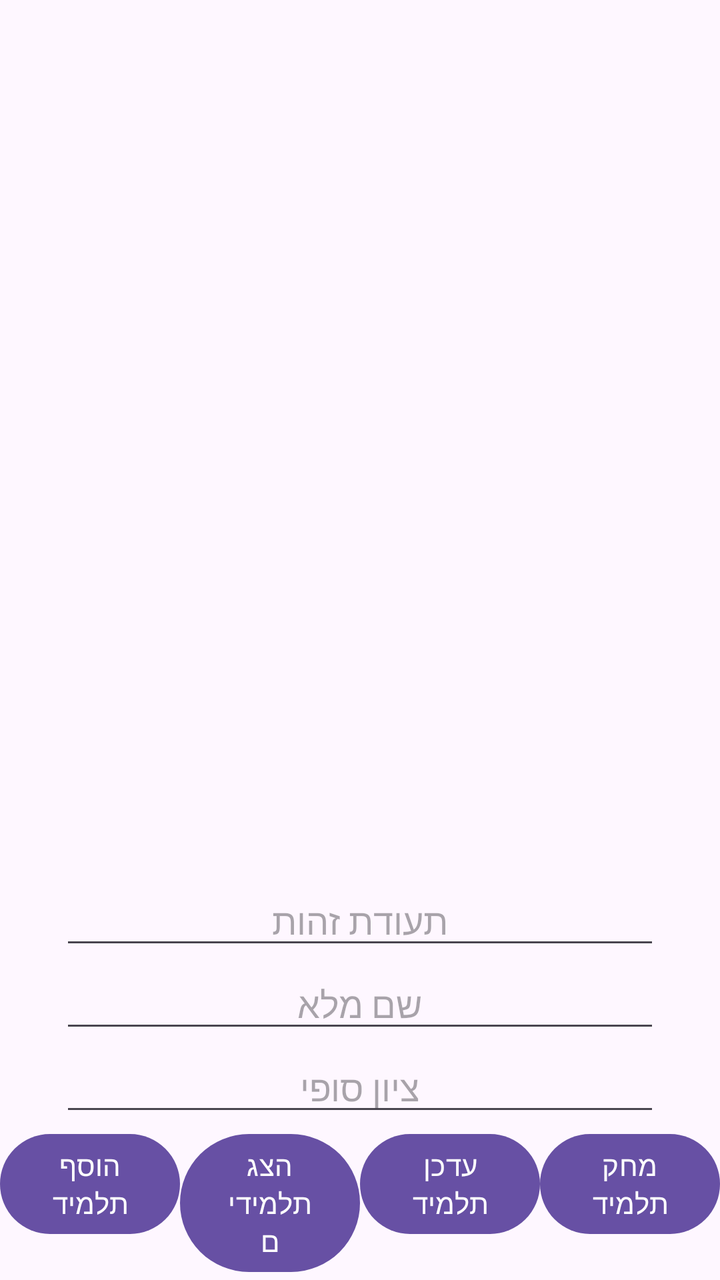
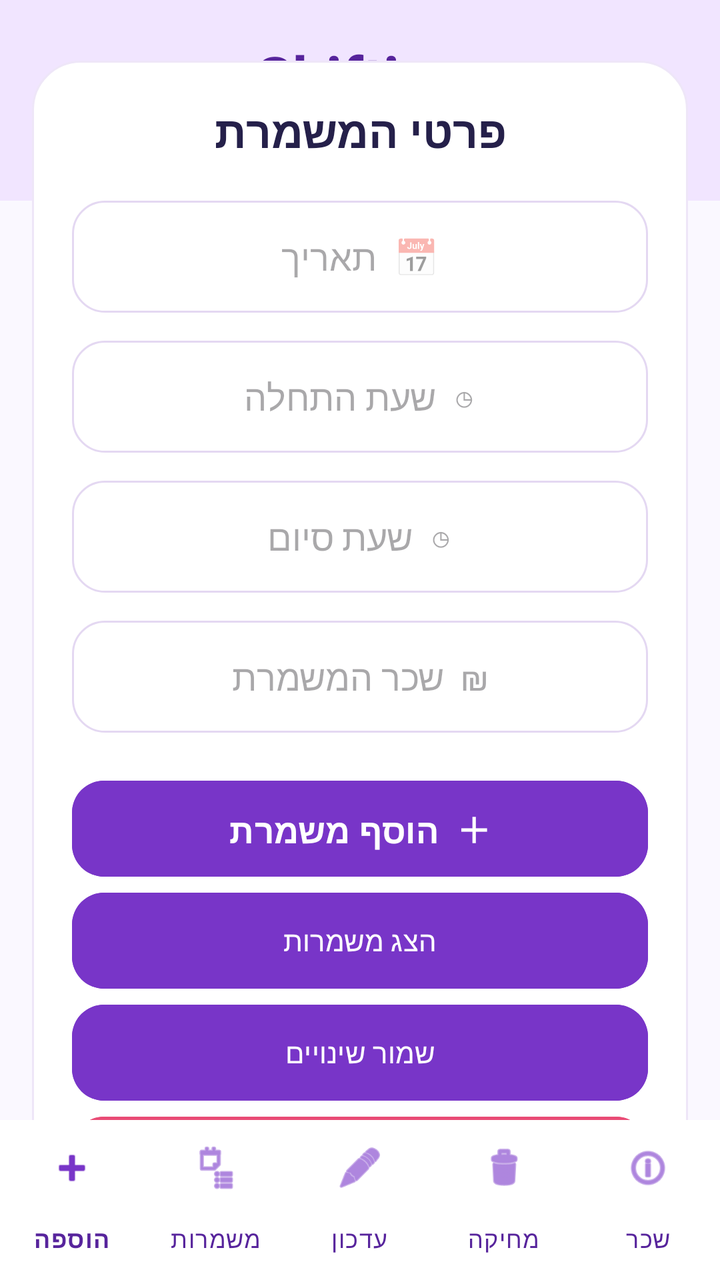

Two renders of the same Android screen: before a commit and after it. Below are the layout's source before the change and the commit's diff.
<!-- AndroidManifest.xml: application theme Theme.MyFireBaseApplication -->
<!-- res/layout/activity_main.xml -->
<?xml version="1.0" encoding="utf-8"?>
<androidx.constraintlayout.widget.ConstraintLayout xmlns:android="http://schemas.android.com/apk/res/android" xmlns:app="http://schemas.android.com/apk/res-auto" xmlns:tools="http://schemas.android.com/tools" android:id="@+id/main" android:layout_width="match_parent" android:layout_height="match_parent">
    <ScrollView android:layout_width="match_parent" android:layout_height="0dp" app:layout_constraintBottom_toTopOf="@id/bottomlayout" app:layout_constraintTop_toTopOf="parent">
        <LinearLayout android:layout_width="match_parent" android:layout_height="wrap_content" android:layout_marginTop="40sp" android:gravity="center">
            <TextView android:layout_width="wrap_content" android:layout_height="wrap_content" android:textSize="20sp" android:textDirection="rtl" android:id="@+id/tvcontent"/>
        </LinearLayout>
    </ScrollView>
    <LinearLayout android:layout_width="match_parent" android:layout_height="wrap_content" android:id="@+id/bottomlayout" android:orientation="vertical" android:gravity="center" app:layout_constraintBottom_toBottomOf="parent">
        <EditText android:layout_width="300dp" android:layout_height="wrap_content" android:id="@+id/tz" android:gravity="center" android:hint="תעודת זהות"/>
        <EditText android:layout_width="300dp" android:layout_height="wrap_content" android:id="@+id/fullname" android:gravity="center" android:hint="שם מלא"/>
        <EditText android:layout_width="300dp" android:layout_height="wrap_content" android:id="@+id/grade" android:gravity="center" android:hint="ציון סופי"/>
        <LinearLayout android:layout_width="match_parent" android:layout_height="wrap_content">
            <Button android:id="@+id/btnInsert" android:layout_width="0dp" android:layout_weight="1" android:layout_height="wrap_content" android:text="הוסף תלמיד"/>
            <Button android:id="@+id/btnSelect" android:layout_width="0dp" android:layout_weight="1" android:layout_height="wrap_content" android:text="הצג תלמידים"/>
            <Button android:id="@+id/btnUpdate" android:layout_width="0dp" android:layout_weight="1" android:layout_height="wrap_content" android:text="עדכן תלמיד"/>
            <Button android:id="@+id/btnDelete" android:layout_width="0dp" android:layout_weight="1" android:layout_height="wrap_content" android:text="מחק תלמיד"/>
        </LinearLayout>
    </LinearLayout>
</androidx.constraintlayout.widget.ConstraintLayout>
<!-- resources referenced by this layout -->
<resources>
  <style name="Theme.MyFireBaseApplication" parent="Base.Theme.MyFireBaseApplication" />
  <style name="Base.Theme.MyFireBaseApplication" parent="Theme.Material3.DayNight.NoActionBar">
          
          
      </style>
</resources>

<!-- the commit's change to res/layout/activity_main.xml (unified diff, before → after) -->
@@ -1,19 +1,208 @@
 <?xml version="1.0" encoding="utf-8"?>
-<androidx.constraintlayout.widget.ConstraintLayout xmlns:android="http://schemas.android.com/apk/res/android" xmlns:app="http://schemas.android.com/apk/res-auto" xmlns:tools="http://schemas.android.com/tools" android:id="@+id/main" android:layout_width="match_parent" android:layout_height="match_parent">
-    <ScrollView android:layout_width="match_parent" android:layout_height="0dp" app:layout_constraintBottom_toTopOf="@id/bottomlayout" app:layout_constraintTop_toTopOf="parent">
-        <LinearLayout android:layout_width="match_parent" android:layout_height="wrap_content" android:layout_marginTop="40sp" android:gravity="center">
-            <TextView android:layout_width="wrap_content" android:layout_height="wrap_content" android:textSize="20sp" android:textDirection="rtl" android:id="@+id/tvcontent"/>
+<androidx.constraintlayout.widget.ConstraintLayout
+    xmlns:android="http://schemas.android.com/apk/res/android"
+    xmlns:app="http://schemas.android.com/apk/res-auto"
+    android:id="@+id/main"
+    android:layout_width="match_parent"
+    android:layout_height="match_parent"
+    android:background="@color/shiftips_background">
+
+    <LinearLayout
+        android:id="@+id/headerLayout"
+        android:layout_width="0dp"
+        android:layout_height="wrap_content"
+        android:orientation="vertical"
+        android:gravity="center"
+        android:paddingTop="18dp"
+        android:paddingBottom="18dp"
+        android:background="@color/shiftips_light_purple"
+        app:layout_constraintTop_toTopOf="parent"
+        app:layout_constraintStart_toStartOf="parent"
+        app:layout_constraintEnd_toEndOf="parent">
+
+        <TextView
+            android:id="@+id/appTitle"
+            android:layout_width="wrap_content"
+            android:layout_height="wrap_content"
+            android:text="Shiftips"
+            android:textColor="@color/shiftips_dark_purple"
+            android:textStyle="bold"
+            android:textSize="30sp"/>
+
+        <TextView
+            android:layout_width="wrap_content"
+            android:layout_height="wrap_content"
+            android:text="המשמרות והשכר שלך במקום אחד ✨"
+            android:textColor="@color/shiftips_gray"
+            android:textSize="14sp"
+            android:layout_marginTop="5dp"/>
+
+    </LinearLayout>
+
+    <ScrollView
+        android:id="@+id/scrollContent"
+        android:layout_width="0dp"
+        android:layout_height="0dp"
+        android:fillViewport="false"
+        android:padding="16dp"
+        app:layout_constraintTop_toBottomOf="@id/headerLayout"
+        app:layout_constraintBottom_toTopOf="@id/bottomNavigation"
+        app:layout_constraintStart_toStartOf="parent"
+        app:layout_constraintEnd_toEndOf="parent">
+
+        <LinearLayout
+            android:layout_width="match_parent"
+            android:layout_height="wrap_content"
+            android:orientation="vertical">
+
+            <TextView
+                android:id="@+id/tvcontent"
+                android:layout_width="match_parent"
+                android:layout_height="wrap_content"
+                android:textColor="@color/shiftips_dark"
+                android:textSize="18sp"
+                android:textDirection="rtl"
+                android:gravity="right"
+                android:padding="14dp"/>
+
+            <LinearLayout
+                android:id="@+id/shiftListLayout"
+                android:layout_width="match_parent"
+                android:layout_height="wrap_content"
+                android:orientation="vertical"/>
+
         </LinearLayout>
     </ScrollView>
-    <LinearLayout android:layout_width="match_parent" android:layout_height="wrap_content" android:id="@+id/bottomlayout" android:orientation="vertical" android:gravity="center" app:layout_constraintBottom_toBottomOf="parent">
-        <EditText android:layout_width="300dp" android:layout_height="wrap_content" android:id="@+id/tz" android:gravity="center" android:hint="תעודת זהות"/>
-        <EditText android:layout_width="300dp" android:layout_height="wrap_content" android:id="@+id/fullname" android:gravity="center" android:hint="שם מלא"/>
-        <EditText android:layout_width="300dp" android:layout_height="wrap_content" android:id="@+id/grade" android:gravity="center" android:hint="ציון סופי"/>
-        <LinearLayout android:layout_width="match_parent" android:layout_height="wrap_content">
-            <Button android:id="@+id/btnInsert" android:layout_width="0dp" android:layout_weight="1" android:layout_height="wrap_content" android:text="הוסף תלמיד"/>
-            <Button android:id="@+id/btnSelect" android:layout_width="0dp" android:layout_weight="1" android:layout_height="wrap_content" android:text="הצג תלמידים"/>
-            <Button android:id="@+id/btnUpdate" android:layout_width="0dp" android:layout_weight="1" android:layout_height="wrap_content" android:text="עדכן תלמיד"/>
-            <Button android:id="@+id/btnDelete" android:layout_width="0dp" android:layout_weight="1" android:layout_height="wrap_content" android:text="מחק תלמיד"/>
+
+    <ScrollView
+        android:id="@+id/formScroll"
+        android:layout_width="0dp"
+        android:layout_height="wrap_content"
+        android:fillViewport="false"
+        app:layout_constraintTop_toBottomOf="@id/headerLayout"
+        app:layout_constraintBottom_toTopOf="@id/bottomNavigation"
+        app:layout_constraintStart_toStartOf="parent"
+        app:layout_constraintEnd_toEndOf="parent">
+
+        <LinearLayout
+            android:id="@+id/bottomlayout"
+            android:layout_width="match_parent"
+            android:layout_height="wrap_content"
+            android:orientation="vertical"
+            android:padding="20dp"
+            android:gravity="center"
+            android:background="@drawable/rounded_card"
+            android:layout_margin="16dp">
+
+            <TextView
+                android:layout_width="match_parent"
+                android:layout_height="wrap_content"
+                android:text="פרטי המשמרת"
+                android:textColor="@color/shiftips_dark"
+                android:textSize="22sp"
+                android:textStyle="bold"
+                android:gravity="center"
+                android:layout_marginBottom="20dp"/>
+
+            <EditText
+                android:id="@+id/date"
+                android:layout_width="match_parent"
+                android:layout_height="wrap_content"
+                android:minHeight="56dp"
+                android:background="@drawable/rounded_field"
+                android:hint="📅  תאריך"
+                android:inputType="date"
+                android:textColor="@color/shiftips_dark"
+                android:gravity="center"
+                android:layout_marginBottom="14dp"/>
+
+            <EditText
+                android:id="@+id/startHour"
+                android:layout_width="match_parent"
+                android:layout_height="wrap_content"
+                android:minHeight="56dp"
+                android:background="@drawable/rounded_field"
+                android:hint="◷  שעת התחלה"
+                android:inputType="time"
+                android:textColor="@color/shiftips_dark"
+                android:gravity="center"
+                android:layout_marginBottom="14dp"/>
+
+            <EditText
+                android:id="@+id/finishHour"
+                android:layout_width="match_parent"
+                android:layout_height="wrap_content"
+                android:minHeight="56dp"
+                android:background="@drawable/rounded_field"
+                android:hint="◷  שעת סיום"
+                android:inputType="time"
+                android:textColor="@color/shiftips_dark"
+                android:gravity="center"
+                android:layout_marginBottom="14dp"/>
+
+            <EditText
+                android:id="@+id/payment"
+                android:layout_width="match_parent"
+                android:layout_height="wrap_content"
+                android:minHeight="56dp"
+                android:background="@drawable/rounded_field"
+                android:hint="₪  שכר המשמרת"
+                android:inputType="number"
+                android:textColor="@color/shiftips_dark"
+                android:gravity="center"
+                android:layout_marginBottom="20dp"/>
+
+            <com.google.android.material.button.MaterialButton
+                android:id="@+id/btnInsert"
+                android:layout_width="match_parent"
+                android:layout_height="56dp"
+                android:text="＋  הוסף משמרת"
+                android:textSize="17sp"
+                android:textStyle="bold"
+                android:textColor="@color/white"
+                android:backgroundTint="@color/shiftips_purple"
+                app:cornerRadius="16dp"/>
+
+            <com.google.android.material.button.MaterialButton
+                android:id="@+id/btnSelect"
+                android:layout_width="match_parent"
+                android:layout_height="56dp"
+                android:text="הצג משמרות"
+                android:backgroundTint="@color/shiftips_purple"
+                app:cornerRadius="16dp"/>
+
+            <com.google.android.material.button.MaterialButton
+                android:id="@+id/btnUpdate"
+                android:layout_width="match_parent"
+                android:layout_height="56dp"
+                android:text="שמור שינויים"
+                android:textColor="@color/white"
+                android:backgroundTint="@color/shiftips_purple"
+                app:cornerRadius="16dp"/>
+
+            <com.google.android.material.button.MaterialButton
+                android:id="@+id/btnDelete"
+                android:layout_width="match_parent"
+                android:layout_height="56dp"
+                android:text="מחק משמרת"
+                android:textColor="@color/white"
+                android:backgroundTint="#E94B75"
+                app:cornerRadius="16dp"/>
+
         </LinearLayout>
-    </LinearLayout>
+    </ScrollView>
+
+    <com.google.android.material.bottomnavigation.BottomNavigationView
+        android:id="@+id/bottomNavigation"
+        android:layout_width="0dp"
+        android:layout_height="wrap_content"
+        android:background="@color/white"
+        app:menu="@menu/bottom_menu"
+        app:itemIconTint="@color/shiftips_purple"
+        app:itemTextColor="@color/shiftips_dark_purple"
+        app:labelVisibilityMode="labeled"
+        app:layout_constraintBottom_toBottomOf="parent"
+        app:layout_constraintStart_toStartOf="parent"
+        app:layout_constraintEnd_toEndOf="parent"/>
+
 </androidx.constraintlayout.widget.ConstraintLayout>
<!-- resource entries referenced after the edit -->
@@ -1,5 +1,35 @@
 <!-- resources referenced by this layout -->
 <resources>
+  <color name="shiftips_background">#FAF8FF</color>
+  <color name="shiftips_dark">#25204A</color>
+  <color name="shiftips_dark_purple">#57249C</color>
+  <color name="shiftips_gray">#77728A</color>
+  <color name="shiftips_light_purple">#F1E5FF</color>
+  <color name="shiftips_purple">#7835C8</color>
+  <color name="white">#FFFFFFFF</color>
+  <!-- drawable rounded_card (drawable) -->
+  <?xml version="1.0" encoding="utf-8"?>
+  <shape xmlns:android="http://schemas.android.com/apk/res/android">
+      <solid android:color="@color/white"/>
+      <corners android:radius="24dp"/>
+      <stroke
+          android:width="1dp"
+          android:color="#EEE6F8"/>
+  </shape>
+  <!-- drawable rounded_field (drawable) -->
+  <?xml version="1.0" encoding="utf-8"?>
+  <shape xmlns:android="http://schemas.android.com/apk/res/android">
+      <solid android:color="@color/white"/>
+      <corners android:radius="16dp"/>
+      <stroke
+          android:width="1dp"
+          android:color="#E4D8F2"/>
+      <padding
+          android:left="16dp"
+          android:top="10dp"
+          android:right="16dp"
+          android:bottom="10dp"/>
+  </shape>
   <style name="Theme.MyFireBaseApplication" parent="Base.Theme.MyFireBaseApplication" />
   <style name="Base.Theme.MyFireBaseApplication" parent="Theme.Material3.DayNight.NoActionBar">
           
